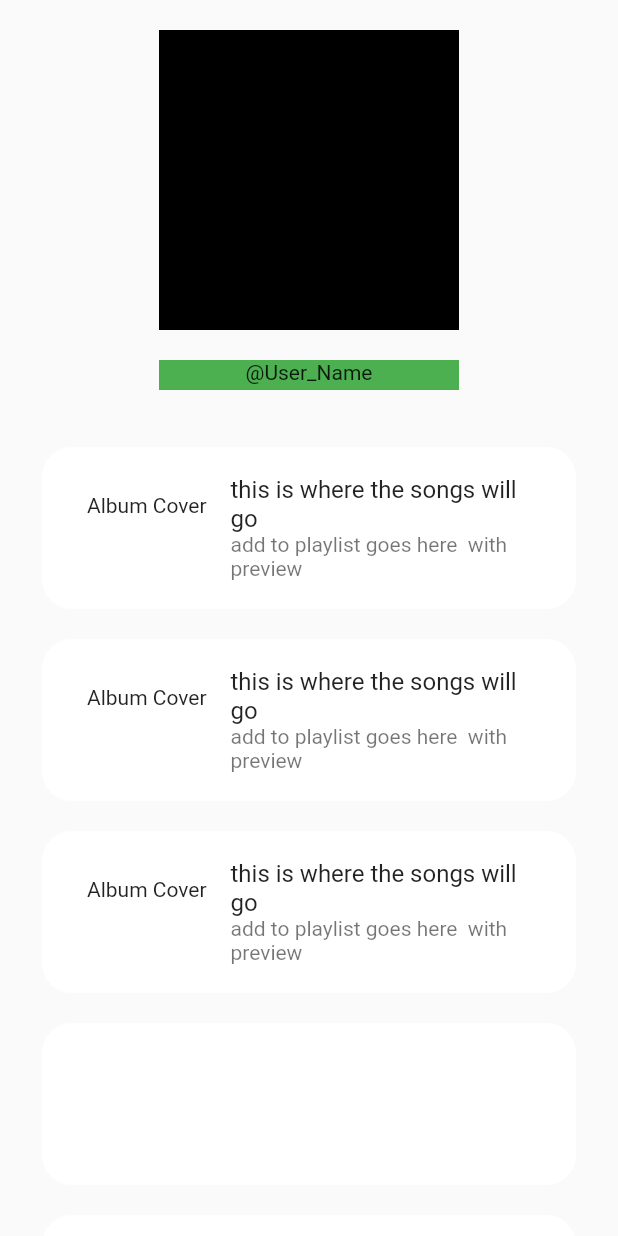
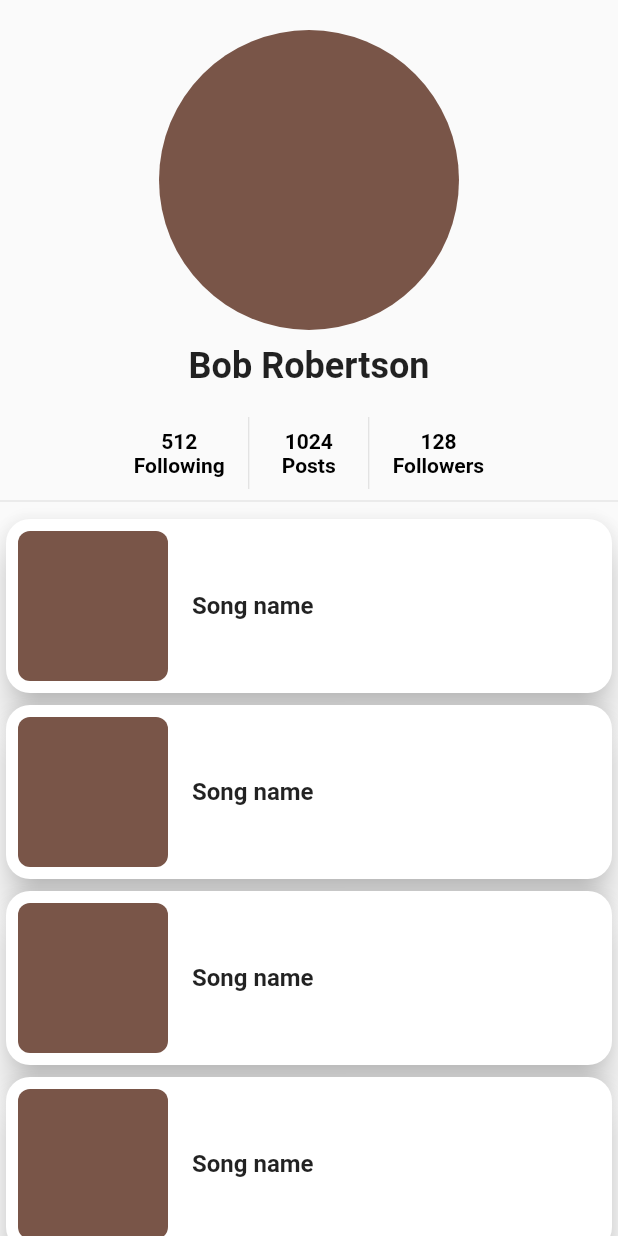
Before and after one commit to Tyler-Kamholz/get_groovy, a Flutter app: the ProfilePage screen opened directly, on a phone screen of 412 x 824 dp. Run offline on Flutter 3.47's test engine with Material 2 defaults, Android fonts, the phone set to English and light mode, and no system bars; our stand-ins replace google_nav_bar; missing offline and left inert: scroll_app_bar.

Commit message:
Rework profile page

```diff
--- a/lib/pages/profile_page.dart
+++ b/lib/pages/profile_page.dart
@@ -1,75 +1,176 @@
+import 'dart:math';
+
 import 'package:flutter/material.dart';
-import 'package:scroll_app_bar/scroll_app_bar.dart';
+import 'package:getgroovy/helpers/helpers.dart';
+
+import '../widgets/post_card_builder.dart';
 
 class ProfilePage extends StatefulWidget {
   const ProfilePage({super.key});
+
+  static const favStyle = TextStyle(
+    fontWeight: FontWeight.bold,
+    color: Colors.black,
+  );
+
+  static const thingStyle = TextStyle(
+    fontWeight: FontWeight.normal,
+    fontSize: 24,
+    color: Colors.black,
+  );
 
   @override
   State<ProfilePage> createState() => _ProfilePageState();
 }
 
+enum _profileTabs { following, posts, followers }
+
 class _ProfilePageState extends State<ProfilePage> {
+  _profileTabs _currentTab = _profileTabs.posts;
   final controller = ScrollController();
+  late final outerListChildren = <Widget>[
+    SliverToBoxAdapter(
+      child: Column(
+        children: [
+          buildAvatar(),
+          buildName(),
+          buildButtonBar(),
+          const Divider(),
+        ],
+      ),
+    ),
+    buildSliverList(),
+  ];
 
   @override
   Widget build(BuildContext context) {
     return Scaffold(
-      body: Column(
-        mainAxisAlignment: MainAxisAlignment.start,
-        children: [
-          Center(
-            child: Container(
-              color: Colors.black,
-              width: 200,
-              height: 200,
-              margin: const EdgeInsets.all(20),
-            ),
-          ),
-          Padding(
-            padding: const EdgeInsets.only(bottom: 20, left: 20, right: 20),
-            child: Container(
-              color: Colors.green,
-              width: 200,
-              height: 20,
-              child: const Text(
-                textAlign: TextAlign.center,
-                '@User_Name',
-              ),
-            ),
-          ),
-          Padding(
-            padding: const EdgeInsets.all(8),
-            child: SizedBox(
-              //color: Colors.blue,
-              width: 400,
-              height: 400,
-              child: Snap(
-                controller: controller.appBar,
-                child: ListView.builder(
-                  controller: controller,
-                  itemBuilder: (context, index) {
-                    return Padding(
-                      padding: const EdgeInsets.symmetric(
-                          vertical: 10, horizontal: 20),
-                      child: ListTile(
-                        leading: const Text('Album Cover'),
-                        title: const Text('this is where the songs will go'),
-                        subtitle:
-                            const Text('add to playlist goes here  with preview'),
-                        contentPadding: const EdgeInsets.symmetric(
-                            vertical: 15, horizontal: 30),
-                        tileColor: Colors.white,
-                        shape: RoundedRectangleBorder(
-                            borderRadius: BorderRadius.circular(20)),
-                      ),
-                    );
-                  },
-                ),
-              ),
-            ),
-          )
-        ],
+      body: SafeArea(
+        child: CustomScrollView(
+          slivers: buildSliverLister(),
+        ),
       ),
     );
   }
+
+  List<Widget> buildSliverLister() {
+    return <Widget>[
+      SliverToBoxAdapter(
+        child: Column(
+          children: [
+            Padding(
+                padding: const EdgeInsets.fromLTRB(0, 20, 0, 10),
+                child: buildAvatar()),
+            buildName(),
+            buildButtonBar(),
+            const Divider(),
+          ],
+        ),
+      ),
+      buildSliverList(),
+    ];
+  }
+
+  Widget buildAvatar() {
+    return CircleAvatar(
+        backgroundColor: ColorHelper.random(), minRadius: 100, maxRadius: 100);
+  }
+
+  Widget buildName() {
+    return Padding(
+      padding: const EdgeInsets.only(bottom: 20, left: 20, right: 20),
+      child: Text('Bob Robertson',
+          style: const TextStyle(
+            fontWeight: FontWeight.bold,
+            fontSize: 24,
+          )),
+    );
+  }
+
+  Widget buildButtonBar() {
+    return IntrinsicHeight(
+        child: Row(
+      mainAxisAlignment: MainAxisAlignment.center,
+      children: [
+        createStackedbutton(512, 'Following', () {
+          setState(() {
+            _currentTab = _profileTabs.followers;
+          });
+        }),
+        const VerticalDivider(),
+        createStackedbutton(1024, 'Posts', () {
+          setState(() {
+            _currentTab = _profileTabs.posts;
+          });
+        }),
+        const VerticalDivider(),
+        createStackedbutton(128, 'Followers', () {
+          setState(() {
+            _currentTab = _profileTabs.following;
+          });
+        }),
+      ],
+    ));
+  }
+
+  Widget createStackedbutton(int count, String context, Function onClick) {
+    return TextButton(
+        onPressed: () {
+          onClick();
+        },
+        child: Column(
+          children: [
+            Text(
+              count.toString(),
+              style: ProfilePage.favStyle,
+            ),
+            Text(
+              context,
+              style: ProfilePage.favStyle,
+            ),
+          ],
+        ));
+  }
+
+  SliverList buildSliverList() {
+    switch (_currentTab) {
+      case _profileTabs.followers:
+        return buildUserList();
+      case _profileTabs.following:
+        return buildUserList();
+      case _profileTabs.posts:
+        return buildPostList();
+    }
+  }
+
+  SliverList buildUserList() {
+    return SliverList(
+      delegate: SliverChildBuilderDelegate(
+        (context, index) => ListTile(
+          leading: CircleAvatar(
+              backgroundColor: ColorHelper.random(), minRadius: 20, maxRadius: 20),
+          title: Text('Username@${Random().nextInt(8000) + 1000}'),
+          contentPadding:
+              const EdgeInsets.symmetric(vertical: 15, horizontal: 30),
+          shape:
+              RoundedRectangleBorder(borderRadius: BorderRadius.circular(20)),
+          onTap: () {},
+        ),
+        childCount: 15,
+      ),
+    );
+  }
+
+  SliverList buildPostList() {
+    return SliverList(
+      delegate: SliverChildBuilderDelegate(
+        (context, index) => PostCardBuilder.buildPostCard(),
+        childCount: 15,
+      ),
+    );
+  }
+
+
+
+
 }
```
